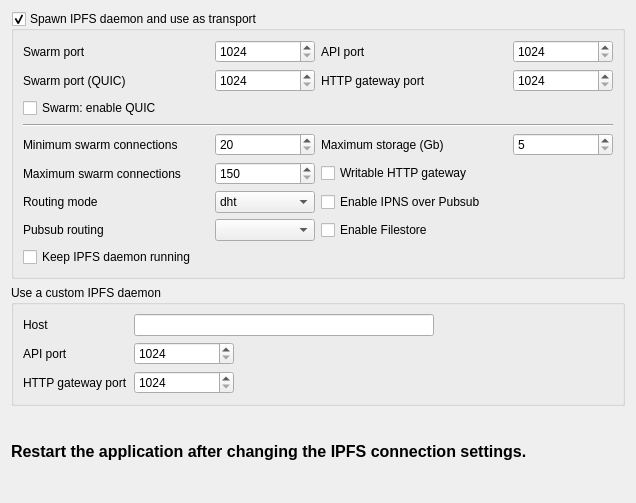
pinnaculum/galacteek, file galacteek/ui/forms/settings_ipfs.ui: the form before one commit.
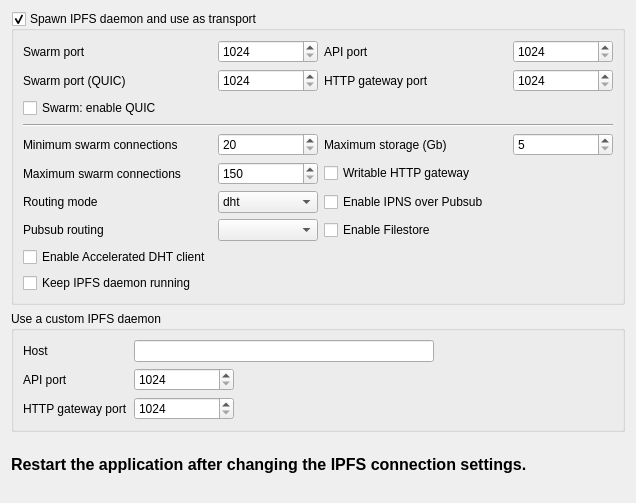
The form after the commit.

Commit message:
Add a UI setting for the AcceleratedDHTClient go-ipfs switch
Disable ld/rdf/graphs services by default for now

The GitLab CI flow can handle AppImage, flatpak, with
upload to gitlab packages or IPFS (remote pin)

[appimage]
[pin]
[deploy]

The edit to the form file:
```diff
--- a/galacteek/ui/forms/settings_ipfs.ui
+++ b/galacteek/ui/forms/settings_ipfs.ui
@@ -31,7 +31,7 @@
         <bool>true</bool>
        </property>
        <layout class="QGridLayout" name="gridLayout_6">
-        <item row="9" column="2">
+        <item row="10" column="2">
          <widget class="QLabel" name="label_11">
           <property name="text">
            <string/>
@@ -196,7 +196,7 @@
           </property>
          </widget>
         </item>
-        <item row="9" column="0">
+        <item row="10" column="0">
          <widget class="QCheckBox" name="keepDaemonRunning">
           <property name="toolTip">
            <string>&lt;html&gt;&lt;head/&gt;&lt;body&gt;&lt;p&gt;Always keep the IPFS daemon running.&lt;/p&gt;&lt;p&gt;This ensures that your files are still accessible even when galacteek is not running.&lt;/p&gt;&lt;/body&gt;&lt;/html&gt;</string>
@@ -270,6 +270,16 @@
           </property>
          </widget>
         </item>
+        <item row="9" column="0">
+         <widget class="QCheckBox" name="acceleratedDht">
+          <property name="toolTip">
+           <string>&lt;html&gt;&lt;head/&gt;&lt;body&gt;&lt;p&gt;&lt;a name=&quot;🕸-experimental-dht-client-and-provider-system&quot;/&gt;&lt;span style=&quot; font-size:16pt; font-weight:600;&quot;&gt;E&lt;/span&gt;&lt;span style=&quot; font-size:16pt; font-weight:600;&quot;&gt;xperimental DHT Client and Provider System&lt;/span&gt;&lt;/p&gt;&lt;p&gt;&lt;span style=&quot; font-size:14pt; font-weight:600;&quot;&gt;Warning: Enabling this setting will make go-ipfs use more resources&lt;/span&gt;&lt;/p&gt;&lt;p&gt;&lt;br/&gt;&lt;/p&gt;&lt;p&gt;&lt;span style=&quot; font-size:14pt;&quot;&gt;DHT queries will not be usable (i.e. finding which peers have some data, finding where a particular peer is, etc.) for the first 5-10 minutes of operation depending on your network conditions&lt;/span&gt;&lt;/p&gt;&lt;/body&gt;&lt;/html&gt;</string>
+          </property>
+          <property name="text">
+           <string>Enable Accelerated DHT client</string>
+          </property>
+         </widget>
+        </item>
        </layout>
       </widget>
      </item>
```
The commit also changes 30 other files.
